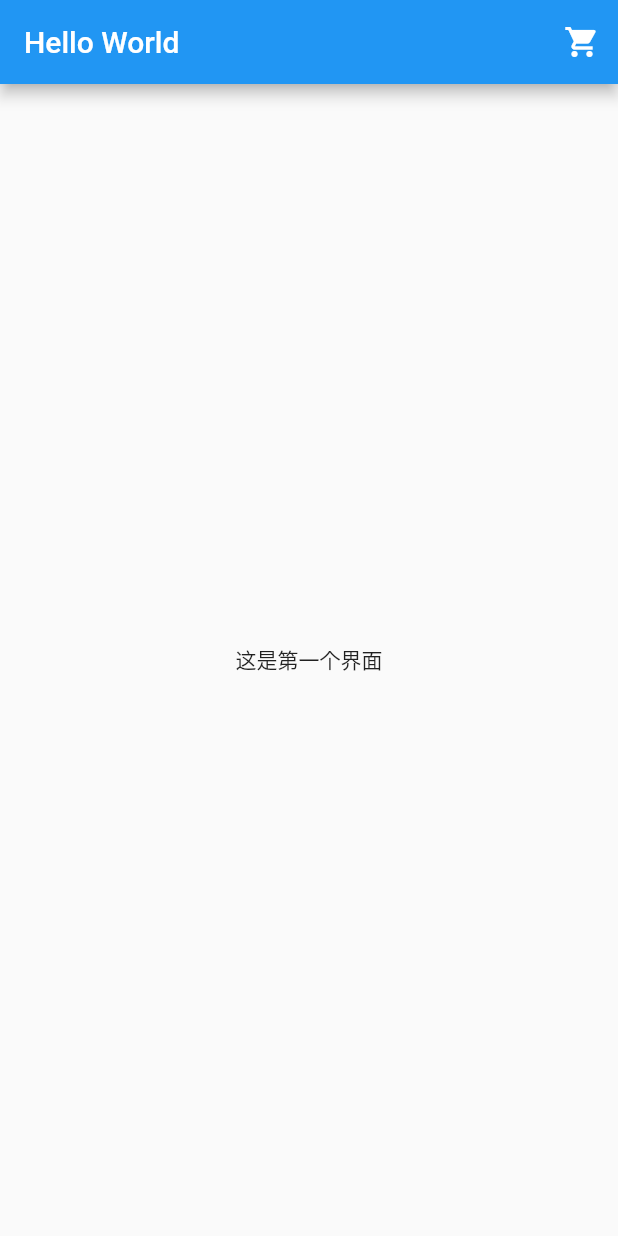
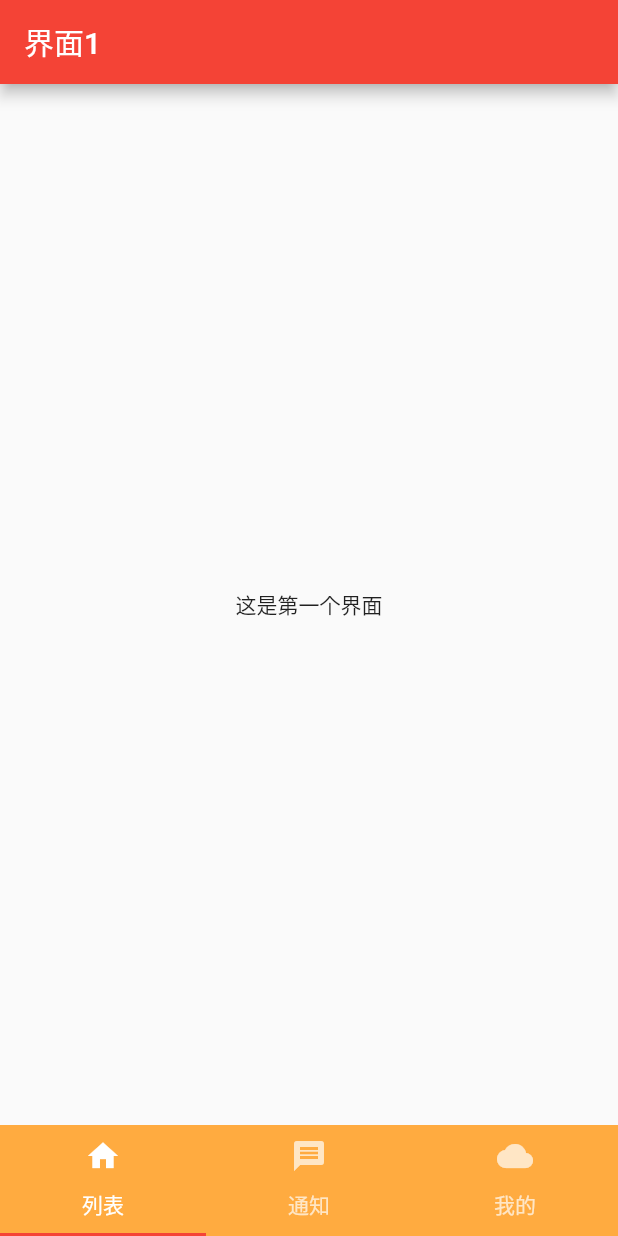
Before and after one commit to Evil696God/Flutter-sWayOfLearning, a Flutter app: the screen it shows after launch, on a phone screen of 412 x 824 dp. Run offline on Flutter 3.47's test engine with Material 2 defaults, Android fonts, the phone set to English and light mode, and no system bars.

Commit message:
【代码】 添加底部导航栏切换界面功能。

```diff
--- a/lib/main.dart
+++ b/lib/main.dart
@@ -1,6 +1,9 @@
 // This sample shows adding an action to an [AppBar] that opens a shopping cart.
 
 import 'package:flutter/material.dart';
+import 'package:flutter_app/view/FirstPage.dart';
+import 'package:flutter_app/view/SecondPage.dart';
+import 'package:flutter_app/view/ThirdPage.dart';
 
 void main() => runApp(MyApp());
 
@@ -11,9 +14,9 @@ class MyApp extends StatelessWidget {
     return MaterialApp(
       title: 'Flutter Code Sample for material.AppBar.actions',
       theme: ThemeData(
-        primarySwatch: Colors.blue,
+        primarySwatch: Colors.red,
       ),
-      home: MyStatelessWidget(),
+      home: MyHomePage(),
     );
   }
 }
@@ -39,6 +42,7 @@ class MyStatelessWidget extends StatelessWidget {
       body: new Center(
         child: new Text("这是第一个界面"),
       ),
+      floatingActionButton: new FloatingActionButton(onPressed: null),
     );
   }
 }
@@ -47,6 +51,59 @@ class MyHomePage extends StatefulWidget {
   @override
   State<StatefulWidget> createState() {
     // TODO: implement createState
-    return null;
+    return new MyHomePageState();
   }
 }
+
+class MyHomePageState extends State<MyHomePage>
+    with SingleTickerProviderStateMixin {
+
+  TabController tabController;
+
+  @override
+  void initState() {
+    tabController = new TabController(length: 3, vsync: this);
+  }
+
+  @override
+  void dispose() {
+    tabController.dispose();
+    super.dispose();
+  }
+
+  @override
+  Widget build(BuildContext context) {
+    // TODO: implement build
+    return new Scaffold(
+      body: new TabBarView(
+          controller: tabController,
+          children: <Widget>[
+            new FirstPage(),
+            new SecondPage(),
+            new ThirdPage()
+          ]
+      ),
+
+      bottomNavigationBar: new Material(
+        color: Colors.orangeAccent,
+        child: new TabBar(
+            controller: tabController,
+            tabs: <Tab>[
+              new Tab(
+                text: "列表",
+                icon: new Icon(Icons.home),
+              ),
+              new Tab(
+                text: "通知",
+                icon: new Icon(Icons.message),
+              ),
+              new Tab(
+                  text: "我的",
+                  icon: new Icon(Icons.cloud)
+              )
+            ]
+        ),
+      ),
+    );
+  }
+}
--- a/lib/view/ThirdPage.dart
+++ b/lib/view/ThirdPage.dart
@@ -6,7 +6,6 @@ class ThirdPage extends StatefulWidget {
     // TODO: implement createState
     return new ThirdPageState();
   }
-
 }
 
 class ThirdPageState extends State<ThirdPage> {
@@ -18,9 +17,8 @@ class ThirdPageState extends State<ThirdPage> {
         title: Text("界面3"),
       ),
       body: new Center(
-        child: Text("这是界面3"),
+        child: Text("这是第三个界面"),
       ),
     );
   }
-
 }
```
Also changed, not shown: pubspec.lock, 1 other file.
